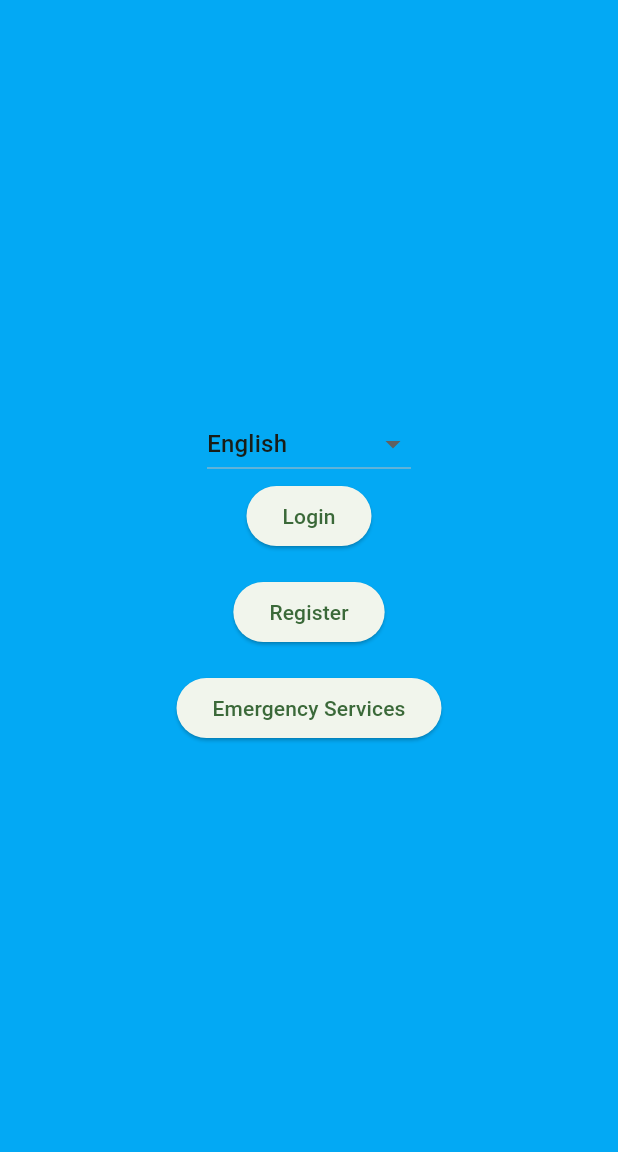
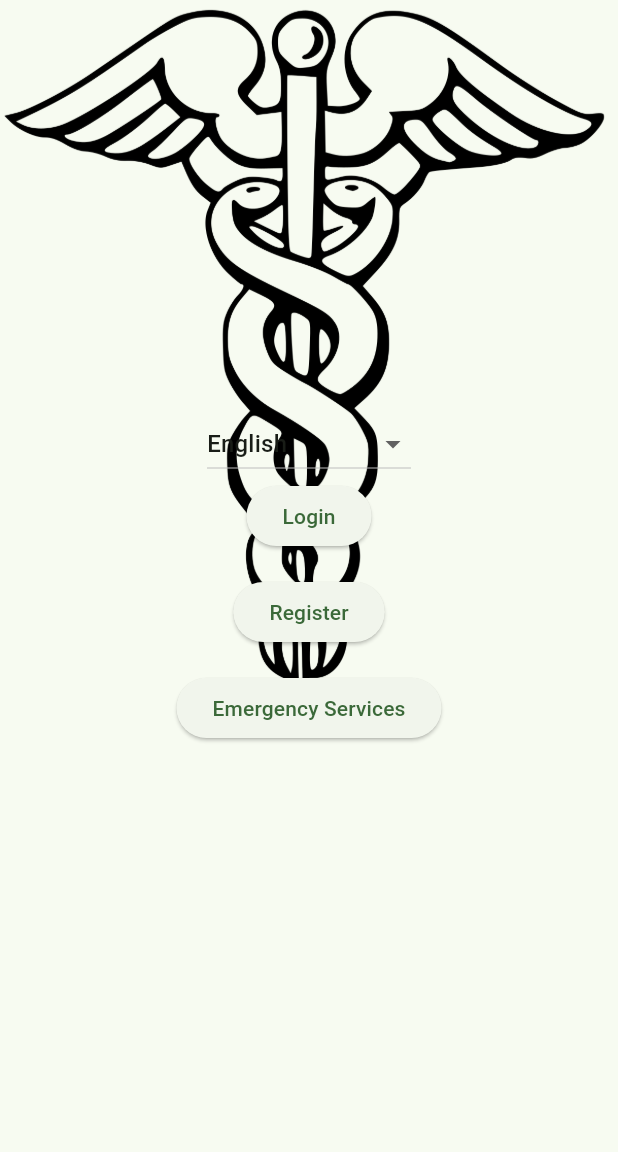
Before and after one commit to Wesley-Perrang/HealthConnect, a Flutter app: the screen it shows after launch, on a phone screen of 412 x 824 dp, the part 84-1236 px from its top. Run offline on Flutter 3.47's test engine with Material 2 defaults, Android fonts, the phone set to English and light mode, and no system bars; our stand-ins replace firebase_auth, firebase_core; accounts and stored records are empty.

Commit message:
added backgound picture

```diff
--- a/health_connect/lib/start_page.dart
+++ b/health_connect/lib/start_page.dart
@@ -1,5 +1,5 @@
 import 'package:flutter/material.dart';
-import 'package:health_connect/type_of_user.dart';
+import 'type_of_user.dart';
 import 'login_page.dart';
 import 'register_page.dart';
 
@@ -35,9 +35,16 @@ class _StartPageState extends State<StartPage> {
         backgroundColor: Theme.of(context).colorScheme.inversePrimary,
         title: Text('Health Connect'),
       ),
-      body: Container(
-        color: Colors.lightBlue,
-        child: Center(
+      body: Stack(
+        children: <Widget>[
+          // Background Image
+          Image.asset(
+            'assets/Caduceus.png', // Replace with the path to your image
+            fit: BoxFit.cover,
+            // width: double.infinity,
+            // height: double.infinity,
+          ),
+          Center(
             child: Column(
               mainAxisAlignment: MainAxisAlignment.center,
               children: <Widget>[
@@ -84,6 +91,7 @@ class _StartPageState extends State<StartPage> {
               ],
             ),
           ),
+        ],
       ),
     );
   }
--- a/health_connect/pubspec.yaml
+++ b/health_connect/pubspec.yaml
@@ -62,8 +62,8 @@ flutter:
   uses-material-design: true
 
   # To add assets to your application, add an assets section, like this:
-  # assets:
-  #   - images/a_dot_burr.jpeg
+  assets:
+    - assets/
   #   - images/a_dot_ham.jpeg
 
   # An image asset can refer to one or more resolution-specific "variants", see
```
Also changed, not shown: health_connect/assets/Caduceus.png (renamed from health_connect/lib/assets/Caduceus.png). Lines whose indentation alone changed are shown as unchanged.
